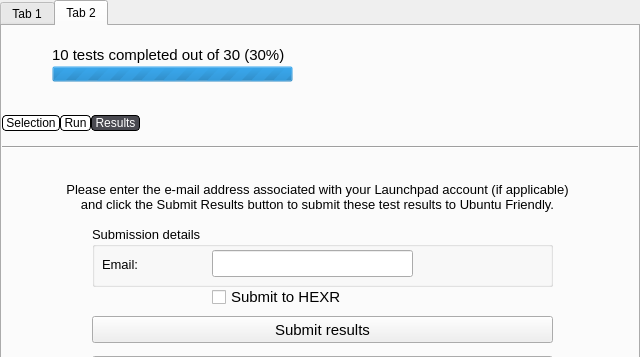
Qt form checkbox-old/qt/frontend/qtfront.ui (checkbox/checkbox) before a commit; both pictures show x 0 to 640 and y 0 to 357 of the 640 by 588 pixel window.
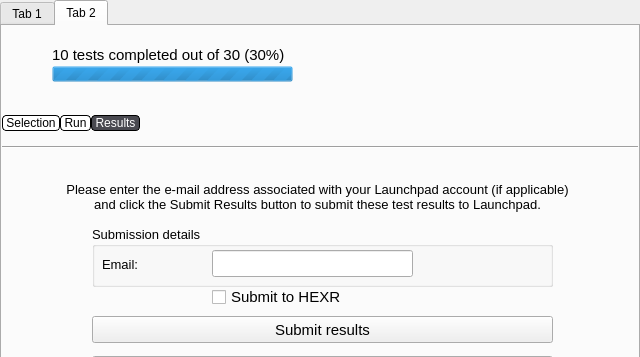
The same form after that commit. The open tabs and pages were chosen to show the change. Icons and pictures are not drawn.

Commit message: Removed references to Ubuntu Friendly

Diff of the .ui file:
```diff
--- a/checkbox-old/qt/frontend/qtfront.ui
+++ b/checkbox-old/qt/frontend/qtfront.ui
@@ -1057,7 +1057,7 @@
 p, li { white-space: pre-wrap; }
 &lt;/style&gt;&lt;/head&gt;&lt;body style=&quot; font-family:'Ubuntu'; font-size:10pt; font-weight:400; font-style:normal;&quot;&gt;
 &lt;p style=&quot; margin-top:0px; margin-bottom:0px; margin-left:0px; margin-right:0px; -qt-block-indent:0; text-indent:0px;&quot;&gt;&lt;span style=;&quot;&gt;Please enter the e-mail address associated with your Launchpad account (if applicable)&lt;/span&gt;&lt;/p&gt;
-&lt;p style=&quot; margin-top:0px; margin-bottom:0px; margin-left:0px; margin-right:0px; -qt-block-indent:0; text-indent:0px;&quot;&gt;&lt;span style=;&quot;&gt;and click the Submit Results button to submit these test results to Ubuntu Friendly.&lt;/span&gt;&lt;/p&gt;&lt;/body&gt;&lt;/html&gt;</string>
+&lt;p style=&quot; margin-top:0px; margin-bottom:0px; margin-left:0px; margin-right:0px; -qt-block-indent:0; text-indent:0px;&quot;&gt;&lt;span style=;&quot;&gt;and click the Submit Results button to submit these test results to Launchpad.&lt;/span&gt;&lt;/p&gt;&lt;/body&gt;&lt;/html&gt;</string>
              </property>
              <property name="scaledContents">
               <bool>false</bool>
```
The commit also changes 3 other files.
